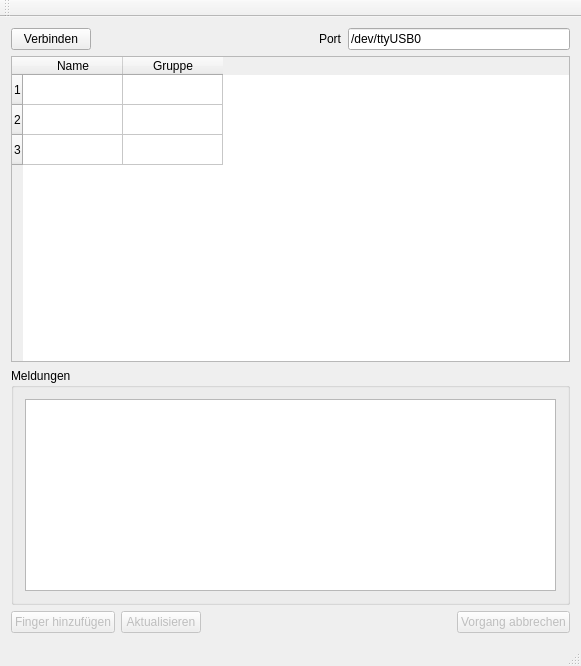
Above: Fingerprint-Manager/src/fingerprintmanager.ui from feichtinger/LEGACY-fingerprint-doorlock before the change. Below: the same form after it.
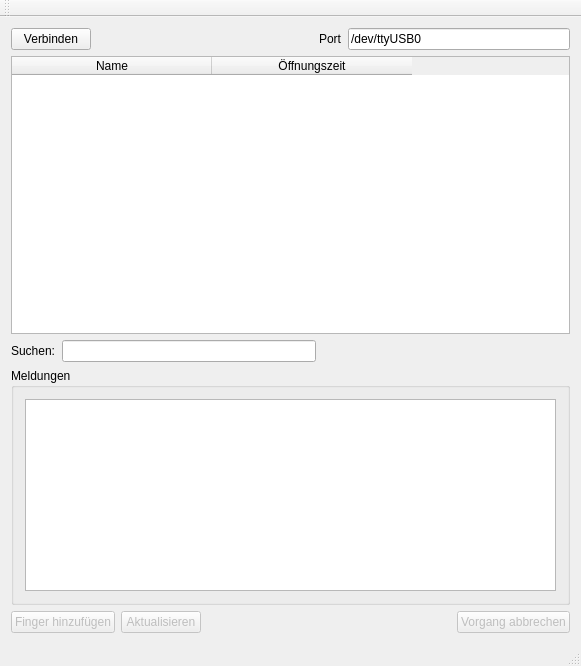
That is the form after the change.

Patch:
```diff
--- a/Fingerprint-Manager/src/fingerprintmanager.ui
+++ b/Fingerprint-Manager/src/fingerprintmanager.ui
@@ -11,7 +11,7 @@
    </rect>
   </property>
   <property name="windowTitle">
-   <string>FingerprintManager</string>
+   <string>Fingerprint-Manager</string>
   </property>
   <widget class="QWidget" name="centralWidget">
    <layout class="QGridLayout" name="gridLayout_2">
@@ -53,42 +53,34 @@
       </item>
      </layout>
     </item>
-    <item row="1" column="0">
-     <widget class="QTableWidget" name="tableWidget">
-      <property name="sizePolicy">
-       <sizepolicy hsizetype="Expanding" vsizetype="Expanding">
-        <horstretch>0</horstretch>
-        <verstretch>1</verstretch>
-       </sizepolicy>
-      </property>
-      <row>
-       <property name="text">
-        <string>1</string>
-       </property>
-      </row>
-      <row>
-       <property name="text">
-        <string>2</string>
-       </property>
-      </row>
-      <row>
-       <property name="text">
-        <string>3</string>
-       </property>
-      </row>
-      <column>
-       <property name="text">
-        <string>Name</string>
-       </property>
-      </column>
-      <column>
-       <property name="text">
-        <string>Gruppe</string>
-       </property>
-      </column>
-     </widget>
-    </item>
     <item row="2" column="0">
+     <layout class="QHBoxLayout" name="horizontalLayout_3">
+      <item>
+       <widget class="QLabel" name="label_2">
+        <property name="text">
+         <string>Suchen:</string>
+        </property>
+       </widget>
+      </item>
+      <item>
+       <widget class="QLineEdit" name="lineEdit_search"/>
+      </item>
+      <item>
+       <spacer name="horizontalSpacer_3">
+        <property name="orientation">
+         <enum>Qt::Horizontal</enum>
+        </property>
+        <property name="sizeHint" stdset="0">
+         <size>
+          <width>40</width>
+          <height>20</height>
+         </size>
+        </property>
+       </spacer>
+      </item>
+     </layout>
+    </item>
+    <item row="3" column="0">
      <widget class="QGroupBox" name="groupBox">
       <property name="sizePolicy">
        <sizepolicy hsizetype="Preferred" vsizetype="Preferred">
@@ -106,7 +98,7 @@
       </layout>
      </widget>
     </item>
-    <item row="3" column="0">
+    <item row="4" column="0">
      <layout class="QHBoxLayout" name="horizontalLayout_2">
       <item>
        <widget class="QPushButton" name="pushButton_addFinger">
@@ -153,6 +145,35 @@
       </item>
      </layout>
     </item>
+    <item row="1" column="0">
+     <widget class="QTableWidget" name="tableWidget">
+      <property name="sizePolicy">
+       <sizepolicy hsizetype="Expanding" vsizetype="Expanding">
+        <horstretch>0</horstretch>
+        <verstretch>1</verstretch>
+       </sizepolicy>
+      </property>
+      <property name="contextMenuPolicy">
+       <enum>Qt::CustomContextMenu</enum>
+      </property>
+      <property name="alternatingRowColors">
+       <bool>false</bool>
+      </property>
+      <attribute name="horizontalHeaderDefaultSectionSize">
+       <number>200</number>
+      </attribute>
+      <column>
+       <property name="text">
+        <string>Name</string>
+       </property>
+      </column>
+      <column>
+       <property name="text">
+        <string>Öffnungszeit</string>
+       </property>
+      </column>
+     </widget>
+    </item>
    </layout>
   </widget>
   <widget class="QMenuBar" name="menuBar">
```
